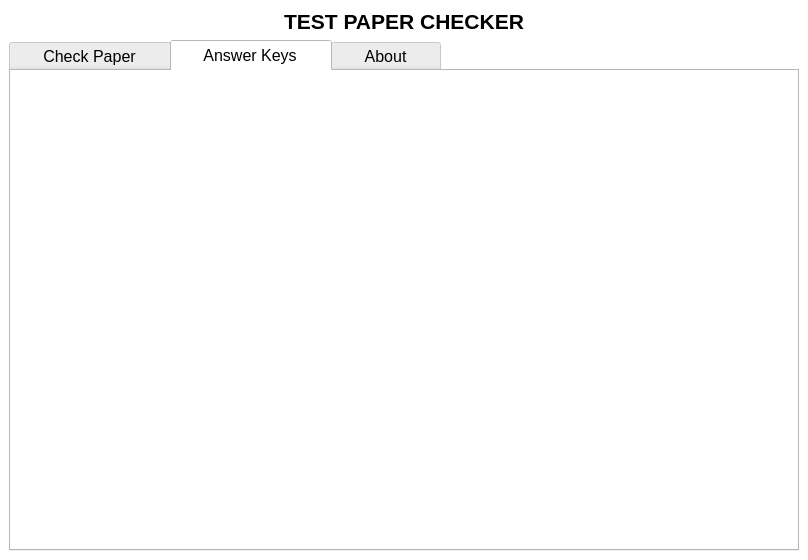
The window that TestPaperChecker.ui (jarapamikaella/OpenCV_TestPaperChecker) describes before a commit, drawn with Qt 5.
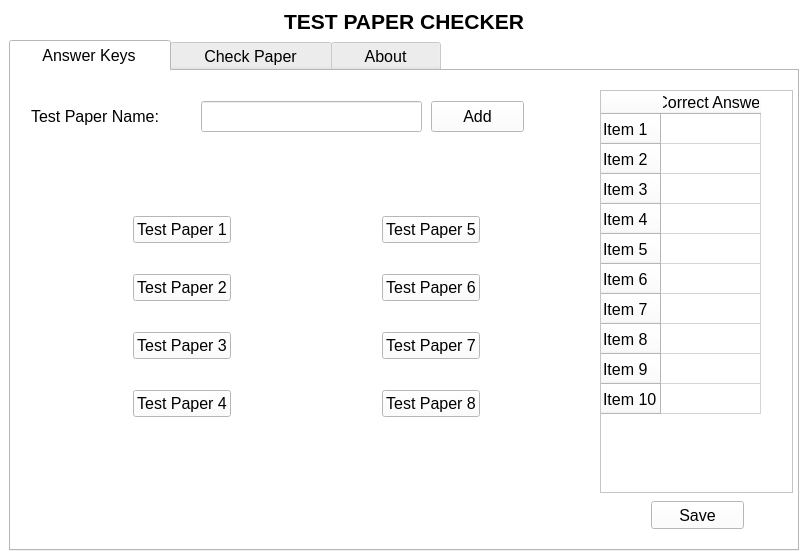
The same window after the commit. The open tabs and pages were chosen to show the change.

Commit message:
Updated "Answer Key" tab
Changed dropdown to edit line
Added placeholder buttons to show what it looks like when there are multiple keys

Diff of the .ui file:
```diff
--- a/TestPaperChecker.ui
+++ b/TestPaperChecker.ui
@@ -2,6 +2,9 @@
 <ui version="4.0">
  <class>MainWindow</class>
  <widget class="QMainWindow" name="MainWindow">
+  <property name="enabled">
+   <bool>true</bool>
+  </property>
   <property name="geometry">
    <rect>
     <x>0</x>
@@ -10,6 +13,12 @@
     <height>560</height>
    </rect>
   </property>
+  <property name="sizePolicy">
+   <sizepolicy hsizetype="Minimum" vsizetype="Preferred">
+    <horstretch>0</horstretch>
+    <verstretch>0</verstretch>
+   </sizepolicy>
+  </property>
   <property name="windowTitle">
    <string>MainWindow</string>
   </property>
@@ -486,27 +495,213 @@
         <height>16</height>
        </size>
       </property>
+      <widget class="QWidget" name="AnswerKeyTab">
+       <attribute name="title">
+        <string>     Answer Keys     </string>
+       </attribute>
+       <widget class="QLabel" name="TestNameLbl">
+        <property name="geometry">
+         <rect>
+          <x>20</x>
+          <y>30</y>
+          <width>171</width>
+          <height>31</height>
+         </rect>
+        </property>
+        <property name="text">
+         <string>Test Paper Name:</string>
+        </property>
+       </widget>
+       <widget class="QLineEdit" name="TestNameInp">
+        <property name="geometry">
+         <rect>
+          <x>190</x>
+          <y>30</y>
+          <width>221</width>
+          <height>31</height>
+         </rect>
+        </property>
+       </widget>
+       <widget class="QFrame" name="AnsKeyTblFrame">
+        <property name="geometry">
+         <rect>
+          <x>580</x>
+          <y>10</y>
+          <width>211</width>
+          <height>421</height>
+         </rect>
+        </property>
+        <layout class="QVBoxLayout" name="verticalLayout_4">
+         <item>
+          <widget class="QTableWidget" name="AnsKeyTbl">
+           <property name="verticalScrollBarPolicy">
+            <enum>Qt::ScrollBarAlwaysOff</enum>
+           </property>
+           <property name="horizontalScrollBarPolicy">
+            <enum>Qt::ScrollBarAlwaysOff</enum>
+           </property>
+           <property name="showGrid">
+            <bool>true</bool>
+           </property>
+           <row>
+            <property name="text">
+             <string>Item 1</string>
+            </property>
+           </row>
+           <row>
+            <property name="text">
+             <string>Item 2</string>
+            </property>
+           </row>
+           <row>
+            <property name="text">
+             <string>Item 3</string>
+            </property>
+           </row>
+           <row>
+            <property name="text">
+             <string>Item 4</string>
+            </property>
+           </row>
+           <row>
+            <property name="text">
+             <string>Item 5</string>
+            </property>
+           </row>
+           <row>
+            <property name="text">
+             <string>Item 6</string>
+            </property>
+           </row>
+           <row>
+            <property name="text">
+             <string>Item 7</string>
+            </property>
+           </row>
+           <row>
+            <property name="text">
+             <string>Item 8</string>
+            </property>
+           </row>
+           <row>
+            <property name="text">
+             <string>Item 9</string>
+            </property>
+           </row>
+           <row>
+            <property name="text">
+             <string>Item 10</string>
+            </property>
+           </row>
+           <column>
+            <property name="text">
+             <string>Correct Answer</string>
+            </property>
+           </column>
+          </widget>
+         </item>
+        </layout>
+       </widget>
+       <widget class="QPushButton" name="pushButton_4">
+        <property name="geometry">
+         <rect>
+          <x>640</x>
+          <y>430</y>
+          <width>93</width>
+          <height>28</height>
+         </rect>
+        </property>
+        <property name="text">
+         <string>Save</string>
+        </property>
+       </widget>
+       <widget class="QWidget" name="gridLayoutWidget">
+        <property name="geometry">
+         <rect>
+          <x>50</x>
+          <y>120</y>
+          <width>491</width>
+          <height>251</height>
+         </rect>
+        </property>
+        <layout class="QGridLayout" name="TestBtnGrid">
+         <item row="2" column="1" alignment="Qt::AlignHCenter">
+          <widget class="QPushButton" name="Test6Plchldr">
+           <property name="text">
+            <string>Test Paper 6</string>
+           </property>
+          </widget>
+         </item>
+         <item row="1" column="1" alignment="Qt::AlignHCenter">
+          <widget class="QPushButton" name="Test5Plchldr">
+           <property name="text">
+            <string>Test Paper 5</string>
+           </property>
+          </widget>
+         </item>
+         <item row="3" column="1" alignment="Qt::AlignHCenter">
+          <widget class="QPushButton" name="Test7Plchldr">
+           <property name="text">
+            <string>Test Paper 7</string>
+           </property>
+          </widget>
+         </item>
+         <item row="4" column="1" alignment="Qt::AlignHCenter">
+          <widget class="QPushButton" name="Test8Plchldr">
+           <property name="text">
+            <string>Test Paper 8</string>
+           </property>
+          </widget>
+         </item>
+         <item row="1" column="0" alignment="Qt::AlignHCenter">
+          <widget class="QPushButton" name="Test1Plchldr">
+           <property name="text">
+            <string>Test Paper 1</string>
+           </property>
+          </widget>
+         </item>
+         <item row="4" column="0" alignment="Qt::AlignHCenter">
+          <widget class="QPushButton" name="Test4Plchldr">
+           <property name="text">
+            <string>Test Paper 4</string>
+           </property>
+          </widget>
+         </item>
+         <item row="2" column="0" alignment="Qt::AlignHCenter">
+          <widget class="QPushButton" name="Test2Plchldr">
+           <property name="text">
+            <string>Test Paper 2</string>
+           </property>
+          </widget>
+         </item>
+         <item row="3" column="0" alignment="Qt::AlignHCenter">
+          <widget class="QPushButton" name="Test3Plchldr">
+           <property name="text">
+            <string>Test Paper 3</string>
+           </property>
+          </widget>
+         </item>
+        </layout>
+       </widget>
+       <widget class="QPushButton" name="AddTestBtn">
+        <property name="geometry">
+         <rect>
+          <x>420</x>
+          <y>30</y>
+          <width>93</width>
+          <height>31</height>
+         </rect>
+        </property>
+        <property name="text">
+         <string>Add</string>
+        </property>
+       </widget>
+      </widget>
       <widget class="QWidget" name="CheckPaperTab">
        <attribute name="title">
         <string>     Check Paper     </string>
        </attribute>
        <layout class="QGridLayout" name="gridLayout">
-        <item row="0" column="1" colspan="2">
-         <widget class="QTextEdit" name="TestPaperNameInputField">
-          <property name="minimumSize">
-           <size>
-            <width>0</width>
-            <height>30</height>
-           </size>
-          </property>
-          <property name="maximumSize">
-           <size>
-            <width>16777215</width>
-            <height>30</height>
-           </size>
-          </property>
-         </widget>
-        </item>
         <item row="0" column="0">
          <widget class="QPushButton" name="TestPaperNameBtn">
           <property name="maximumSize">
@@ -950,7 +1145,7 @@
           </property>
          </widget>
         </item>
-        <item row="1" column="0" colspan="3">
+        <item row="1" column="0" colspan="2">
          <widget class="QFrame" name="CheckPaperFrame">
           <property name="frameShape">
            <enum>QFrame::StyledPanel</enum>
@@ -1917,13 +2112,11 @@
           </layout>
          </widget>
         </item>
+        <item row="0" column="1">
+         <widget class="QComboBox" name="comboBox"/>
+        </item>
        </layout>
       </widget>
-      <widget class="QWidget" name="AnswerKeyTab">
-       <attribute name="title">
-        <string>     Answer Keys     </string>
-       </attribute>
-      </widget>
       <widget class="QWidget" name="AboutTab">
        <attribute name="title">
         <string>     About     </string>
```
Left out of the diff: 19 changed lines with no effect on the pictures.
